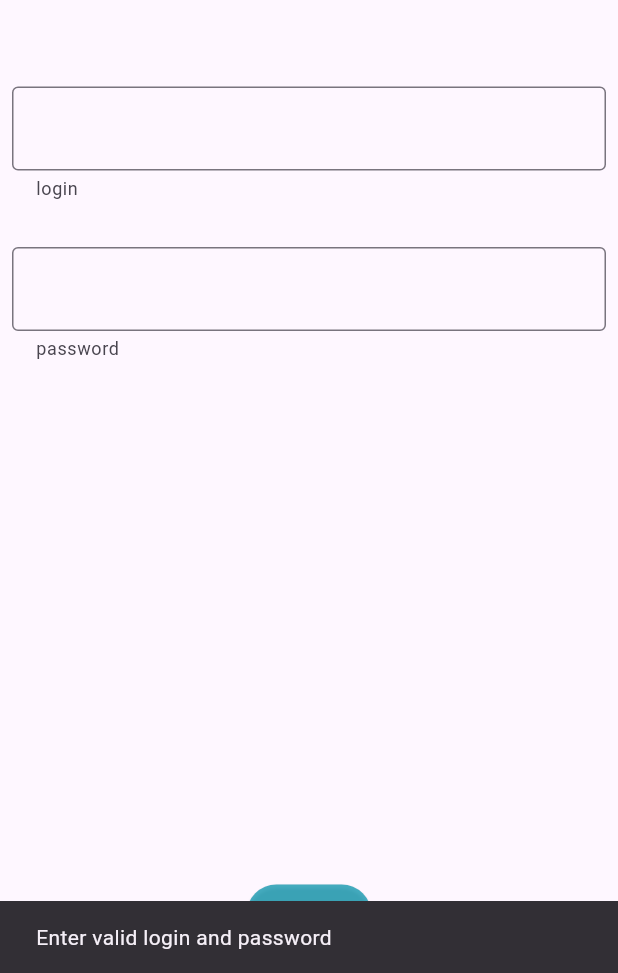
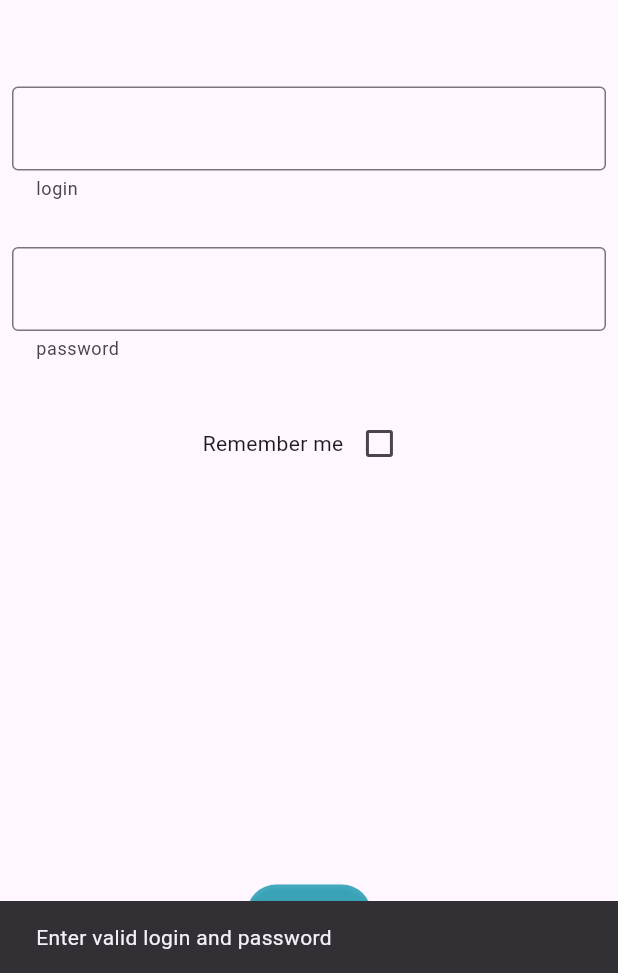
Before and after one commit to IvanLogvynenko/TUMobile, a Flutter app: the screen it shows after launch, after a tap on "Login", on a phone screen of 412 x 824 dp, the part 263-1236 px from its top. Run offline on Flutter 3.47's test engine with Material 3 defaults, Android fonts, the phone set to English and light mode, and no system bars; our stand-ins replace flutter_svg, shared_preferences; network calls fail; statements that could not run were skipped.

Commit message:
refactoring just for tum

```diff
--- a/lib/api/schedule/ischedule.dart
+++ /dev/null
@@ -1,6 +0,0 @@
-import 'package:tumobile/api/schedule/appointment.dart';
-
-//wrapper that holds all appointments for a day
-abstract interface class ISchedule {
-  List<Appointment> get appointments;
-}
--- /dev/null
+++ b/lib/api/schedule/schedule_data.dart
@@ -0,0 +1,12 @@
+import 'package:tumobile/api/schedule/appointment.dart';
+
+class ScheduleData{
+  List<Appointment> _appointments = List.empty(growable: true);
+  final DateTime _date;
+
+  ScheduleData(this._appointments, this._date);
+  ScheduleData.empty() : _date = DateTime.now();
+
+  List<Appointment> get appointments => _appointments;
+  DateTime get date => _date;
+}
--- a/lib/custom_widgets/schedule.dart
+++ b/lib/custom_widgets/schedule.dart
@@ -1,10 +1,10 @@
 import 'package:flutter/material.dart';
-import 'package:tumobile/api/schedule/ischedule.dart';
+import 'package:tumobile/api/schedule/schedule_data.dart';
 
 class Schedule extends StatelessWidget {
   const Schedule({super.key, this.data});
 
-  final ISchedule? data;
+  final ScheduleData? data;
 
   @override
   Widget build(BuildContext context) {
--- a/lib/main.dart
+++ b/lib/main.dart
@@ -15,7 +15,7 @@ class MainApp extends StatelessWidget {
   Widget build(BuildContext context) {
     return MultiProvider(
       providers: [
-        ChangeNotifierProvider(create: (context) => ClientProvider())
+        ChangeNotifierProvider(create: (context) => ClientProvider()),
       ],
       child: const MaterialApp(home: AppBody()),
     );
--- a/lib/pages/app_body.dart
+++ b/lib/pages/app_body.dart
@@ -1,8 +1,7 @@
 import 'package:flutter/material.dart';
 import 'package:provider/provider.dart';
 
-
-import 'package:tumobile/api/schedule/ischedule.dart';
+import 'package:tumobile/api/schedule/schedule_data.dart';
 
 import 'package:tumobile/custom_widgets/footer.dart';
 import 'package:tumobile/custom_widgets/schedule.dart';
@@ -31,9 +30,9 @@ class AppBody extends StatelessWidget {
         ),
       ),
       body: SafeArea(
-        child: FutureBuilder<ISchedule>(
+        child: FutureBuilder<ScheduleData>(
           future: client.getCalendar(DateTime.now()),
-          builder: (BuildContext context, AsyncSnapshot<ISchedule> snapshot) {
+          builder: (BuildContext context, AsyncSnapshot<ScheduleData> snapshot) {
             if (snapshot.hasData) {
               return Schedule(data: snapshot.data);
             } else {
--- a/lib/pages/login_page.dart
+++ b/lib/pages/login_page.dart
@@ -1,20 +1,78 @@
 import 'package:flutter/material.dart';
 import 'package:flutter_svg/flutter_svg.dart';
 import 'package:provider/provider.dart';
-import 'package:tumobile/api/requests/client.dart';
+import 'package:shared_preferences/shared_preferences.dart';
 import 'package:tumobile/pages/app_body.dart';
 import 'package:tumobile/providers/client_provider.dart';
 
-class LoginPage extends StatelessWidget {
+class LoginPage extends StatefulWidget {
   const LoginPage({super.key});
 
   @override
+  State<LoginPage> createState() => _LoginPageState();
+}
+
+class _LoginPageState extends State<LoginPage> {
+  bool rememberMe = false;
+  String username = '';
+  String password = '';
+
+  final TextEditingController _usernameController = TextEditingController();
+  final TextEditingController _passwordController = TextEditingController();
+
+  @override
+  void initState() {
+    super.initState();
+    _getValues();
+  }
+
+  void _getValues() async {
+    var prefs = await SharedPreferences.getInstance();
+    if (prefs.containsKey('rememberMe')) {
+      setState(() {
+        rememberMe = prefs.getBool('rememberMe')!;
+        if (rememberMe) {
+          if (prefs.containsKey('username')) {
+            username = prefs.getString('username')!;
+          }
+          if (prefs.containsKey('password')) {
+            password = prefs.getString('password')!;
+          }
+        }
+        _usernameController.text = username;
+        _passwordController.text = password;
+      });
+    } else {
+      prefs.setBool('rememberMe', false);
+      setState(() {
+        rememberMe = false;
+      });
+    }
+  }
+
+  void _saveValues() async {
+    var prefs = await SharedPreferences.getInstance();
+    if (rememberMe) {
+      prefs.setBool('rememberMe', rememberMe);
+      prefs.setString('username', username);
+      prefs.setString('password', password);
+    } else {
+      prefs.setBool("rememberMe", rememberMe);
+      prefs.remove('username');
+      prefs.remove('password');
+    }
+  }
+
+  @override
+  void dispose() {
+    _usernameController.dispose();
+    _passwordController.dispose();
+    super.dispose();
+  }
+
+  @override
   Widget build(BuildContext context) {
-    final TextEditingController loginController = TextEditingController();
-    final TextEditingController passwordController = TextEditingController();
-
     var client = context.read<ClientProvider>().client;
-
     return Scaffold(
       body: SafeArea(
         child: Column(
@@ -34,7 +92,7 @@ class LoginPage extends StatelessWidget {
                   Padding(
                     padding: const EdgeInsets.all(8.0),
                     child: TextField(
-                      controller: loginController,
+                      controller: _usernameController,
                       decoration: const InputDecoration(
                         border: OutlineInputBorder(),
                         helperText: "login",
@@ -47,20 +105,42 @@ class LoginPage extends StatelessWidget {
                   Padding(
                     padding: const EdgeInsets.all(8.0),
                     child: TextField(
-                      controller: passwordController,
+                      obscureText: true,
+                      controller: _passwordController,
                       decoration: const InputDecoration(
                         border: OutlineInputBorder(),
                         helperText: "password",
                       ),
                     ),
                   ),
+                  const SizedBox(
+                    height: 15,
+                  ),
+                  Padding(
+                    padding: const EdgeInsets.all(8.0),
+                    child: Row(
+                      mainAxisAlignment: MainAxisAlignment.center,
+                      children: [
+                        const Text("Remember me"),
+                        Checkbox(
+                          value: rememberMe,
+                          onChanged: (bool? value) {
+                            setState(() {
+                              rememberMe = value!;
+                            });
+                            _saveValues();
+                          },
+                        ),
+                      ],
+                    ),
+                  )
                 ],
               ),
             ),
             ElevatedButton(
               onPressed: () async {
-                String username = loginController.text;
-                String password = passwordController.text;
+                String username = _usernameController.text;
+                String password = _passwordController.text;
                 if (username == "" || password == "" || password.length < 8) {
                   ScaffoldMessenger.of(context).showSnackBar(
                     const SnackBar(
@@ -68,6 +148,11 @@ class LoginPage extends StatelessWidget {
                     ),
                   );
                 } else {
+                  if (rememberMe) {
+                    var prefs = await SharedPreferences.getInstance();
+                    prefs.setString('username', username);
+                    prefs.setString('password', password);
+                  }
                   client.setCredentials(username, password);
                   await client.login();
                   Navigator.pushReplacement(
--- a/lib/providers/client_provider.dart
+++ b/lib/providers/client_provider.dart
@@ -4,7 +4,13 @@ import 'package:tumobile/api/requests/client.dart';
 class ClientProvider extends ChangeNotifier {
   final Client _client;
 
-  ClientProvider() : _client = Client();
+  ClientProvider() : _client = Client() {
+    _init();
+  }
+  void _init() async {
+    await _client.init();
+  }
+
   ClientProvider.byClient(this._client);
   Client get client => _client;
 }
--- a/pubspec.yaml
+++ b/pubspec.yaml
@@ -42,6 +42,7 @@ dependencies:
   mutex: ^3.1.0
   flutter_svg: ^2.0.10+1
   provider: ^6.1.2
+  shared_preferences: ^2.2.3
 
 dev_dependencies:
   flutter_test:
```
Also changed, not shown: lib/api/requests/client.dart (+4 -4 lines), lib/api/schedule/tum_schedule.dart (deleted, +0 -15 lines), lib/api/time/clock.dart (deleted), pubspec.lock.
